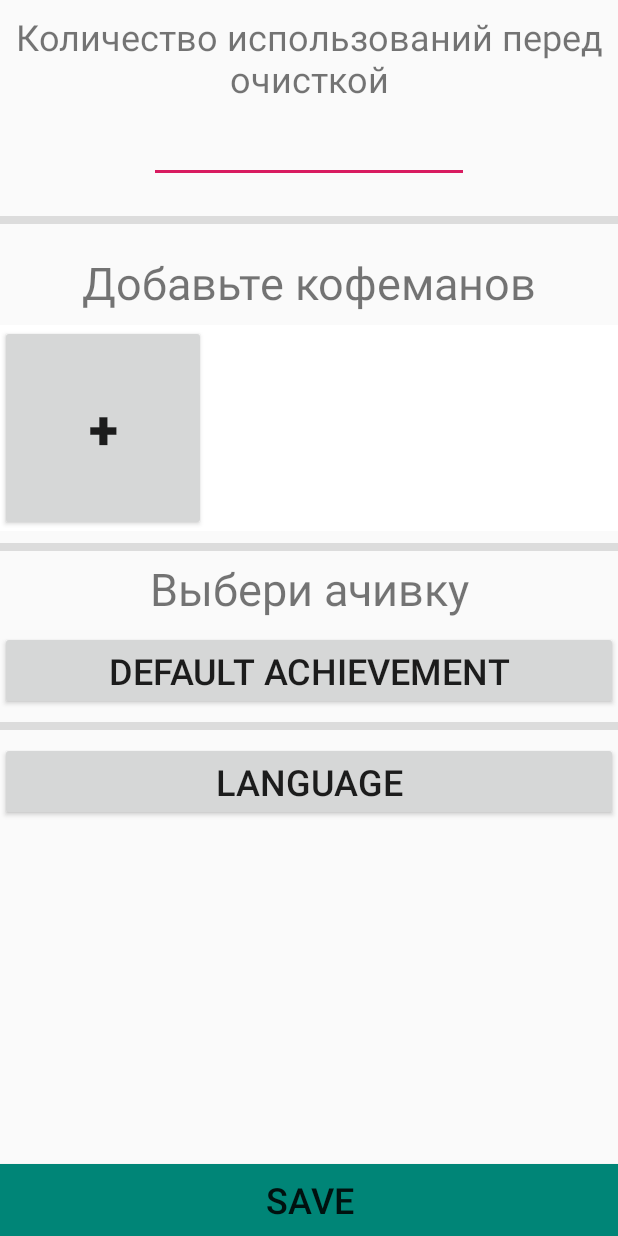
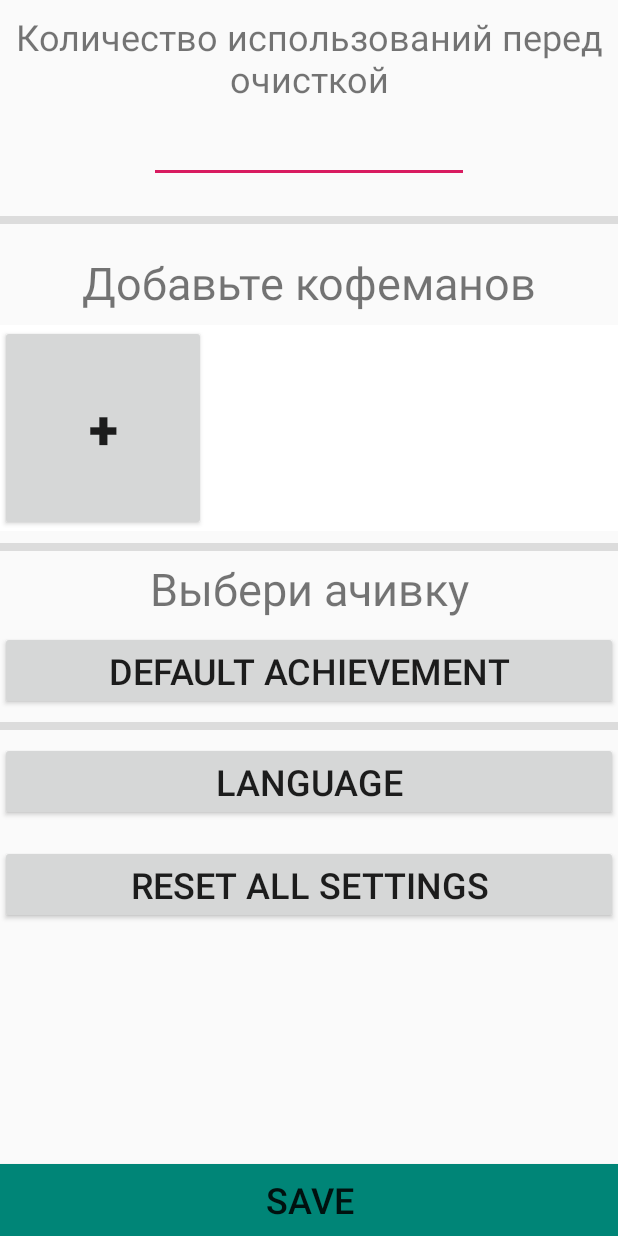
Before and after one commit to russdreamer/CoffeeMachine-Counter-Android, an Android app: the screen it shows after launch (MainActivity), on a phone screen of 412 x 824 dp. Run offline under Robolectric (Android 15) with nearby library versions, the phone set to English and light mode, and no system bars.

Commit message:
dialog window when user removing or app reset

```diff
--- a/app/src/main/java/com/toolittlespot/coffeemachinecleancounter/uilogic/MainActivity.kt
+++ b/app/src/main/java/com/toolittlespot/coffeemachinecleancounter/uilogic/MainActivity.kt
@@ -53,7 +53,7 @@ class MainActivity : AppCompatActivity(){
     }
 
     private fun makeFullScreen() {
-        requestWindowFeature(Window.FEATURE_NO_TITLE);
+        requestWindowFeature(Window.FEATURE_NO_TITLE)
         window.setFlags(WindowManager.LayoutParams.FLAG_FULLSCREEN,
             WindowManager.LayoutParams.FLAG_FULLSCREEN)
     }
@@ -87,7 +87,7 @@ class MainActivity : AppCompatActivity(){
     fun changeMainLayout(newLayout: Fragment, addToBackStack: Boolean = true) {
         val fragmentManager = supportFragmentManager
 
-        var transaction = fragmentManager.beginTransaction()
+        val transaction = fragmentManager.beginTransaction()
             .setCustomAnimations(R.anim.enter_from_right, R.anim.exit_to_left, R.anim.enter_from_left, R.anim.exit_to_right)
             .replace(
             R.id.mainFragment,
@@ -122,4 +122,10 @@ class MainActivity : AppCompatActivity(){
         val type = object: TypeToken<Application>() {}.type
         return Gson().fromJson(json, type)
     }
+
+    fun removeAppState(){
+        getSharedPreferences("saved_state", Context.MODE_PRIVATE).edit().clear().apply()
+        finish()
+        startActivity(intent)
+    }
 }
--- a/app/src/main/java/com/toolittlespot/coffeemachinecleancounter/uilogic/fragments/Settings.kt
+++ b/app/src/main/java/com/toolittlespot/coffeemachinecleancounter/uilogic/fragments/Settings.kt
@@ -11,6 +11,7 @@ import android.widget.*
 import com.toolittlespot.coffeemachinecleancounter.R
 import com.toolittlespot.coffeemachinecleancounter.Views
 import com.toolittlespot.coffeemachinecleancounter.businesslogic.AppUtils
+import com.toolittlespot.coffeemachinecleancounter.businesslogic.dialogs.Dialogs
 import com.toolittlespot.coffeemachinecleancounter.uilogic.MainActivity
 
 class Settings : Fragment() {
@@ -18,6 +19,7 @@ class Settings : Fragment() {
     private lateinit var addUserBtn: Button
     private lateinit var languageBtn: Button
     private lateinit var saveButton: Button
+    private lateinit var resetButton: Button
     private lateinit var usesBeforeClean: EditText
 
     override fun onCreateView(
@@ -36,8 +38,21 @@ class Settings : Fragment() {
         configAddUserBtn()
         configLanguageBtn()
         configSaveBtn()
+        configResetBtn()
 
         configUsesBeforeClean()
+    }
+
+    private fun configResetBtn() {
+        resetButton = fragmentView.findViewById(R.id.reset_btn)
+        resetButton.setOnClickListener {
+            val dialog = Dialogs.createResetDialog(this.activity!!)
+            dialog.findViewById<Button>(R.id.positive_dialog_btn).setOnClickListener {
+                dialog.dismiss()
+                (activity as MainActivity).removeAppState()
+            }
+            dialog.show()
+        }
     }
 
     private fun configUsesBeforeClean() {
@@ -87,7 +102,7 @@ class Settings : Fragment() {
             usersGrid.addView(userView, usersGrid.childCount - 1)
 
             userView.setOnClickListener{
-                var uc = UserConstructor()
+                val uc = UserConstructor()
                 uc.setUser(user)
                 (activity as MainActivity).changeMainLayout(uc)
             }
--- a/app/src/main/res/layout/fragment_settings.xml
+++ b/app/src/main/res/layout/fragment_settings.xml
@@ -11,7 +11,7 @@
             app:layout_constraintTop_toTopOf="parent" app:layout_constraintStart_toStartOf="parent"
             app:layout_constraintHorizontal_bias="0.5" app:layout_constraintEnd_toEndOf="parent"
             app:layout_constraintBottom_toTopOf="@+id/save_settings_btn">
-        <LinearLayout android:layout_width="match_parent" android:layout_height="match_parent"
+        <LinearLayout android:layout_width="match_parent" android:layout_height="wrap_content"
                       android:orientation="vertical">
             <android.support.constraint.ConstraintLayout
                     android:layout_width="match_parent"
@@ -119,6 +119,16 @@
                         app:layout_constraintEnd_toEndOf="parent" android:layout_marginTop="8dp"
                         app:layout_constraintTop_toBottomOf="@+id/divider" android:textSize="24sp"
                         android:textAlignment="center"/>
+                <Button
+                        android:text="RESET ALL SETTINGS"
+                        android:layout_width="0dp"
+                        android:layout_height="wrap_content"
+                        android:id="@+id/reset_btn"
+                        app:layout_constraintStart_toStartOf="parent" app:layout_constraintHorizontal_bias="0.0"
+                        app:layout_constraintEnd_toEndOf="parent"
+                        android:textSize="24sp"
+                        android:textAlignment="center" app:layout_constraintTop_toBottomOf="@+id/choose_language_btn"
+                        android:layout_marginTop="16dp"/>
             </android.support.constraint.ConstraintLayout>
         </LinearLayout>
     </ScrollView>
```
Also changed, not shown: app/src/main/java/com/toolittlespot/coffeemachinecleancounter/businesslogic/dialogs/Dialogs.kt (added, +57 -0 lines), app/src/main/java/com/toolittlespot/coffeemachinecleancounter/uilogic/fragments/UserConstructor.kt (+14 -5 lines), app/src/main/res/layout/dialog.xml (added, +49 -0 lines).
